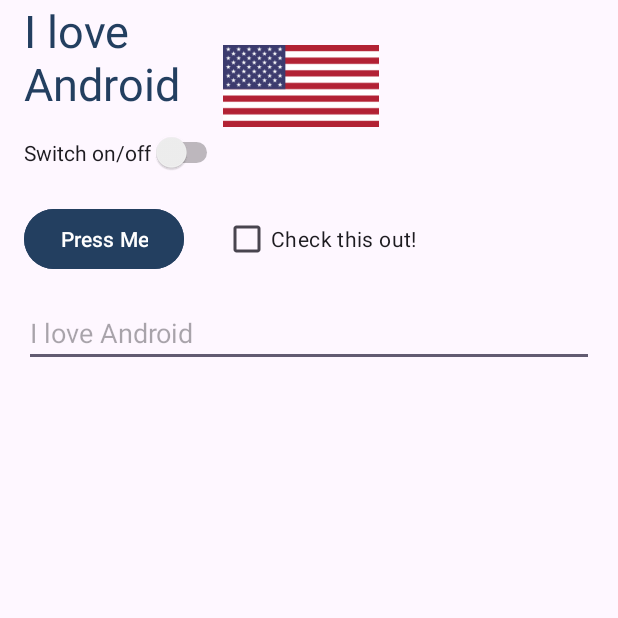
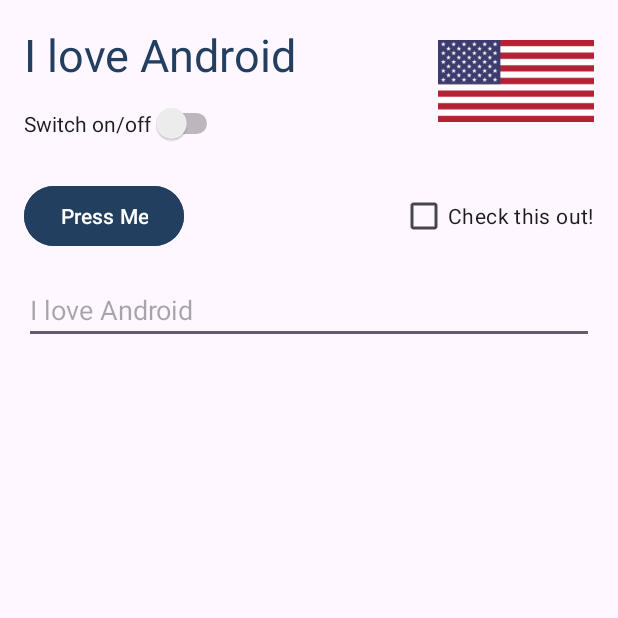
Before and after one commit to Code-1618/AndroidLabs, an Android app: the screen it shows after launch (MainActivity), on a phone screen of 412 x 824 dp, the top half of it. Run offline under Robolectric (Android 15) with nearby library versions, the phone set to English and light mode, and no system bars; 1 statement that could not run was skipped.

Commit message:
Implement ConstraintLayout

```diff
--- a/app/src/main/java/com/example/androidlabs/MainActivity.java
+++ b/app/src/main/java/com/example/androidlabs/MainActivity.java
@@ -24,7 +24,7 @@ public class MainActivity extends AppCompatActivity {
         super.onCreate(savedInstanceState);
 
         WindowCompat.enableEdgeToEdge(getWindow());
-        setContentView(R.layout.activity_main_grid);
+        setContentView(R.layout.activity_main_contraint);
 
         ViewCompat.setOnApplyWindowInsetsListener(
                 findViewById(R.id.main), (v, insets) -> {
--- /dev/null
+++ b/app/src/main/res/layout/activity_main_contraint.xml
@@ -0,0 +1,79 @@
+<?xml version="1.0" encoding="utf-8"?>
+<androidx.constraintlayout.widget.ConstraintLayout
+    xmlns:android="http://schemas.android.com/apk/res/android"
+    xmlns:app="http://schemas.android.com/apk/res-auto"
+    android:id="@+id/main"
+    android:layout_width="match_parent"
+    android:layout_height="match_parent">
+
+    <TextView
+        android:id="@+id/lab2_textview"
+        android:layout_width="0dp"
+        android:layout_height="wrap_content"
+        android:layout_marginStart="16dp"
+        android:layout_marginTop="16dp"
+        android:layout_marginEnd="8dp"
+        android:text="@string/lab2_label"
+        android:textSize="30dp"
+        android:textColor="#233F60"
+        app:layout_constraintTop_toTopOf="parent"
+        app:layout_constraintStart_toStartOf="parent"
+        app:layout_constraintEnd_toStartOf="@id/lab2_flag" />
+
+    <ImageButton
+        android:id="@+id/lab2_flag"
+        android:layout_width="104dp"
+        android:layout_height="76dp"
+        android:layout_marginTop="16dp"
+        android:layout_marginEnd="16dp"
+        android:src="@drawable/flag"
+        android:scaleType="fitCenter"
+        android:background="@android:color/transparent"
+        android:contentDescription="@string/flag_description"
+        app:layout_constraintTop_toTopOf="parent"
+        app:layout_constraintEnd_toEndOf="parent" />
+
+    <Switch
+        android:id="@+id/lab2_switch"
+        android:layout_width="wrap_content"
+        android:layout_height="wrap_content"
+        android:layout_marginTop="12dp"
+        android:text="@string/lab2_switch"
+        app:layout_constraintTop_toBottomOf="@id/lab2_textview"
+        app:layout_constraintStart_toStartOf="@id/lab2_textview" />
+
+    <Button
+        android:id="@+id/lab2_button"
+        android:layout_width="wrap_content"
+        android:layout_height="wrap_content"
+        android:layout_marginStart="16dp"
+        android:layout_marginTop="28dp"
+        android:text="@string/lab2_button"
+        android:backgroundTint="#233F60"
+        app:layout_constraintTop_toBottomOf="@id/lab2_flag"
+        app:layout_constraintStart_toStartOf="parent" />
+
+    <CheckBox
+        android:id="@+id/lab2_checkbox"
+        android:layout_width="wrap_content"
+        android:layout_height="wrap_content"
+        android:layout_marginEnd="16dp"
+        android:text="@string/lab2_checkbox"
+        app:layout_constraintTop_toTopOf="@id/lab2_button"
+        app:layout_constraintBottom_toBottomOf="@id/lab2_button"
+        app:layout_constraintEnd_toEndOf="parent" />
+
+    <EditText
+        android:id="@+id/lab2_input"
+        android:layout_width="0dp"
+        android:layout_height="wrap_content"
+        android:layout_marginStart="16dp"
+        android:layout_marginEnd="16dp"
+        android:layout_marginTop="16dp"
+        android:hint="@string/lab2_hint"
+        android:inputType="text"
+        app:layout_constraintTop_toBottomOf="@id/lab2_button"
+        app:layout_constraintStart_toStartOf="parent"
+        app:layout_constraintEnd_toEndOf="parent" />
+
+</androidx.constraintlayout.widget.ConstraintLayout>
```
